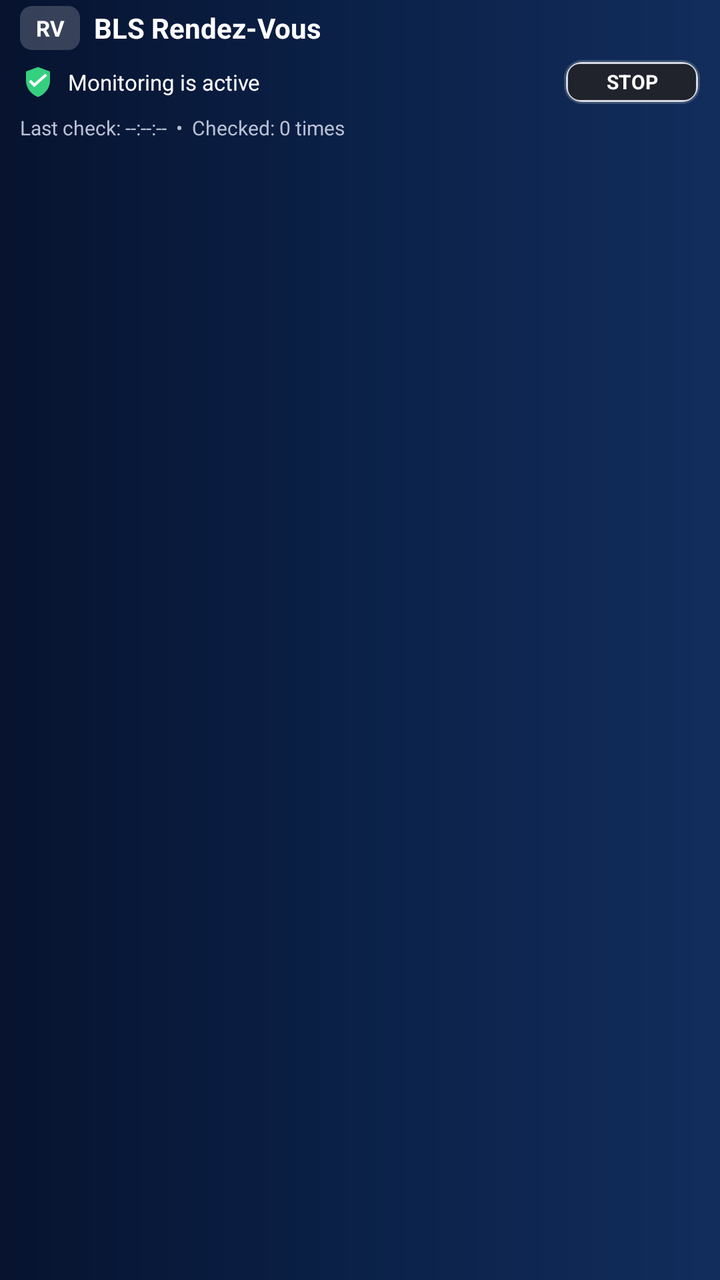
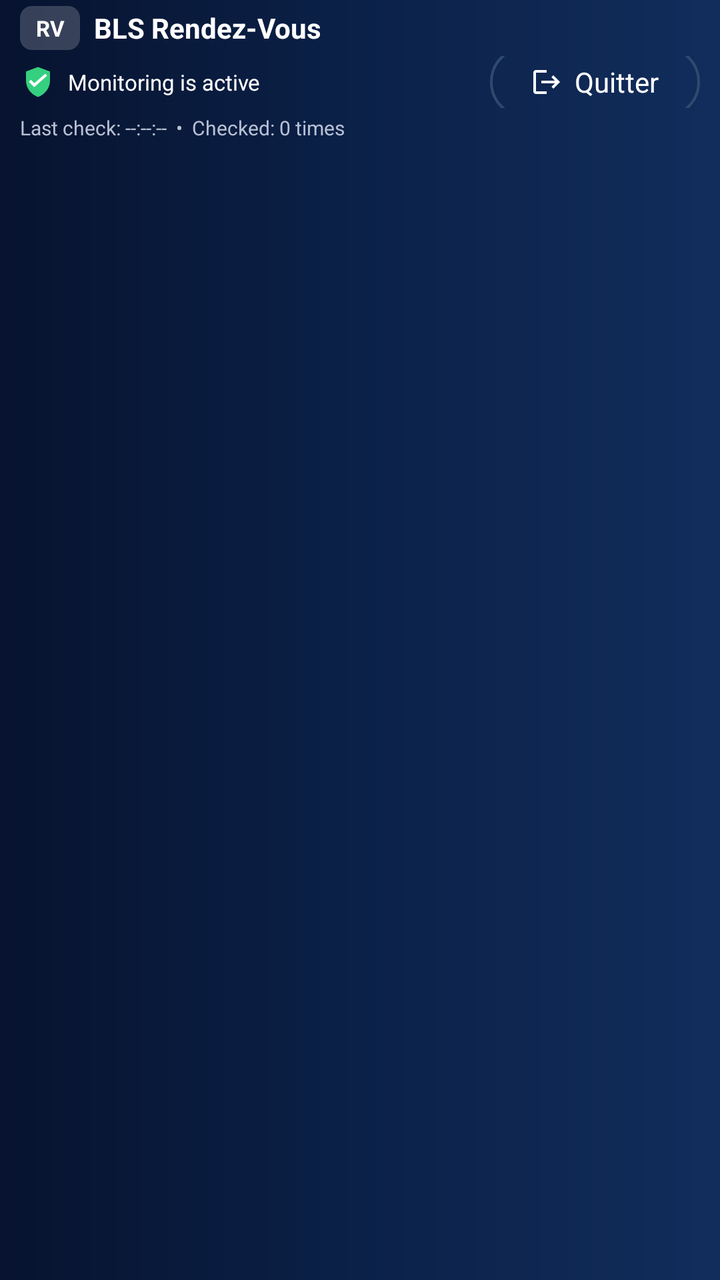

Screens rendered from an Android XML layout before and after an edit, with the pre-edit source and the edit as a unified diff.
<!-- AndroidManifest.xml: application theme android:Theme.Material.Light.NoActionBar -->
<!-- res/layout/notification_monitoring.xml -->
<?xml version="1.0" encoding="utf-8"?>
<LinearLayout
    xmlns:android="http://schemas.android.com/apk/res/android"
    android:layout_width="match_parent"
    android:layout_height="80dp"
    android:orientation="vertical"
    android:background="@drawable/notification_header_bg"
    android:paddingStart="10dp"
    android:paddingEnd="10dp">

    
    <LinearLayout
        android:layout_width="match_parent"
        android:layout_height="28dp"
        android:orientation="horizontal"
        android:gravity="center_vertical">

        
        <TextView
            android:id="@+id/notification_rv"
            android:layout_width="30dp"
            android:layout_height="22dp"
            android:gravity="center"
            android:text="RV"
            android:textColor="#FFFFFF"
            android:textSize="11sp"
            android:textStyle="bold"
            android:background="@drawable/notification_rv_bg" />

        
        <TextView
            android:id="@+id/notification_title"
            android:layout_width="wrap_content"
            android:layout_height="match_parent"
            android:paddingStart="7dp"
            android:gravity="center_vertical"
            android:text="BLS Rendez-Vous"
            android:textColor="#FFFFFF"
            android:textSize="14sp"
            android:textStyle="bold"
            android:maxLines="1" />

    </LinearLayout>


    
    <LinearLayout
        android:layout_width="match_parent"
        android:layout_height="26dp"
        android:orientation="horizontal"
        android:gravity="center_vertical">

        
        <ImageView
            android:layout_width="18dp"
            android:layout_height="18dp"
            android:src="@drawable/ic_monitoring_shield"
            android:contentDescription="@null" />

        
        <TextView
            android:id="@+id/notification_description"
            android:layout_width="0dp"
            android:layout_height="match_parent"
            android:layout_weight="1"
            android:paddingStart="6dp"
            android:gravity="center_vertical"
            android:text="Monitoring is active"
            android:textColor="#FFFFFF"
            android:textSize="11sp"
            android:maxLines="1" />

        
        <TextView
            android:id="@+id/notification_stop"
            android:layout_width="68dp"
            android:layout_height="22dp"
            android:layout_marginStart="8dp"
            android:gravity="center"
            android:text="STOP"
            android:textColor="#FFFFFF"
            android:textSize="10sp"
            android:textStyle="bold"
            android:background="@drawable/notification_stop_bg" />

    </LinearLayout>


    
    <TextView
        android:id="@+id/notification_info"
        android:layout_width="match_parent"
        android:layout_height="20dp"
        android:gravity="center_vertical"
        android:text="Last check: --:--:--  •  Checked: 0 times"
        android:textColor="#B8C0D4"
        android:textSize="10sp"
        android:maxLines="1" />

</LinearLayout>
<!-- resources referenced by this layout -->
<resources>
  <!-- drawable ic_monitoring_shield (drawable) -->
  <?xml version="1.0" encoding="utf-8"?>
  <vector
      xmlns:android="http://schemas.android.com/apk/res/android"
      android:width="18dp"
      android:height="18dp"
      android:viewportWidth="24"
      android:viewportHeight="24">
  
      
      <path
          android:fillColor="#35D07F"
          android:pathData="M12,2
                            L20,5
                            L20,11
                            C20,16 16.8,20.2 12,22
                            C7.2,20.2 4,16 4,11
                            L4,5
                            Z" />
  
      
      <path
          android:fillColor="#FFFFFF"
          android:pathData="M9.5,12.8
                            L7.2,10.5
                            L5.9,11.8
                            L9.5,15.4
                            L18.1,7.8
                            L16.8,6.5
                            Z" />
  
  </vector>
  <!-- drawable notification_header_bg (drawable) -->
  <?xml version="1.0" encoding="utf-8"?>
  <shape
      xmlns:android="http://schemas.android.com/apk/res/android"
      android:shape="rectangle">
  
      <gradient
          android:type="linear"
          android:angle="0"
          android:startColor="#07132F"
          android:centerColor="#0B2148"
          android:endColor="#122D5C" />
  
  </shape>
  <!-- drawable notification_rv_bg (drawable) -->
  <?xml version="1.0" encoding="utf-8"?>
  <shape
      xmlns:android="http://schemas.android.com/apk/res/android"
      android:shape="rectangle">
  
      <solid
          android:color="#30FFFFFF" />
  
      <corners
          android:radius="6dp" />
  
  </shape>
  <!-- drawable notification_stop_bg (drawable) -->
  <?xml version="1.0" encoding="utf-8"?>
  <layer-list
      xmlns:android="http://schemas.android.com/apk/res/android">
  
      
      <item>
          <shape android:shape="rectangle">
  
              <solid
                  android:color="#66798596" />
  
              <corners
                  android:radius="9dp" />
  
          </shape>
      </item>
  
      
      <item
          android:left="1dp"
          android:top="1dp"
          android:right="1dp"
          android:bottom="1dp">
  
          <shape android:shape="rectangle">
  
              <solid
                  android:color="#D5DAE3" />
  
              <corners
                  android:radius="8dp" />
  
          </shape>
      </item>
  
      
      <item
          android:left="2dp"
          android:top="2dp"
          android:right="2dp"
          android:bottom="2dp">
  
          <shape android:shape="rectangle">
  
              <solid
                  android:color="#20222C" />
  
              <corners
                  android:radius="6dp" />
  
          </shape>
      </item>
  
  </layer-list>
</resources>

<!-- the commit's change to res/layout/notification_monitoring.xml (unified diff, before → after) -->
@@ -71,17 +71,35 @@
             android:maxLines="1" />
 
         
-        <TextView
-            android:id="@+id/notification_stop"
-            android:layout_width="68dp"
-            android:layout_height="22dp"
+        <LinearLayout
+            android:id="@+id/btnQuitter"
+            android:layout_width="105dp"
+            android:layout_height="36dp"
             android:layout_marginStart="8dp"
+            android:orientation="horizontal"
             android:gravity="center"
-            android:text="STOP"
-            android:textColor="#FFFFFF"
-            android:textSize="10sp"
-            android:textStyle="bold"
-            android:background="@drawable/notification_stop_bg" />
+            android:background="@drawable/bg_btn_quitter"
+            android:clickable="true"
+            android:focusable="true">
+
+            
+            <ImageView
+                android:layout_width="16dp"
+                android:layout_height="16dp"
+                android:src="@drawable/ic_logout"
+                android:contentDescription="@null" />
+
+            
+            <TextView
+                android:layout_width="wrap_content"
+                android:layout_height="wrap_content"
+                android:layout_marginStart="6dp"
+                android:text="Quitter"
+                android:textColor="#FFFFFF"
+                android:textSize="14sp"
+                android:gravity="center" />
+
+        </LinearLayout>
 
     </LinearLayout>
 
<!-- resource entries referenced after the edit -->
@@ -1,5 +1,31 @@
 <!-- resources referenced by this layout -->
 <resources>
+  <!-- drawable bg_btn_quitter (drawable) -->
+  <shape xmlns:android="http://schemas.android.com/apk/res/android"
+      android:shape="rectangle">
+  
+      <solid android:color="@android:color/transparent" />
+  
+      <stroke
+          android:width="1.2dp"
+          android:color="#2F4A6E" />
+  
+      <corners android:radius="50dp" />
+  
+  </shape>
+  <!-- drawable ic_logout (drawable) -->
+  <vector xmlns:android="http://schemas.android.com/apk/res/android"
+      android:width="20dp"
+      android:height="20dp"
+      android:viewportWidth="24"
+      android:viewportHeight="24"
+      android:tint="#FFFFFF">
+  
+      <path
+          android:fillColor="@android:color/white"
+          android:pathData="M17,7l-1.41,1.41L18.17,11H8v2h10.17l-2.58,2.58L17,17l5,-5zM4,5h8V3H4c-1.1,0 -2,0.9 -2,2v14c0,1.1 0.9,2 2,2h8v-2H4V5z" />
+  
+  </vector>
   <!-- drawable ic_monitoring_shield (drawable) -->
   <?xml version="1.0" encoding="utf-8"?>
   <vector
@@ -59,60 +85,5 @@
           android:radius="6dp" />
   
   </shape>
-  <!-- drawable notification_stop_bg (drawable) -->
-  <?xml version="1.0" encoding="utf-8"?>
-  <layer-list
-      xmlns:android="http://schemas.android.com/apk/res/android">
-  
-      
-      <item>
-          <shape android:shape="rectangle">
-  
-              <solid
-                  android:color="#66798596" />
-  
-              <corners
-                  android:radius="9dp" />
-  
-          </shape>
-      </item>
-  
-      
-      <item
-          android:left="1dp"
-          android:top="1dp"
-          android:right="1dp"
-          android:bottom="1dp">
-  
-          <shape android:shape="rectangle">
-  
-              <solid
-                  android:color="#D5DAE3" />
-  
-              <corners
-                  android:radius="8dp" />
-  
-          </shape>
-      </item>
-  
-      
-      <item
-          android:left="2dp"
-          android:top="2dp"
-          android:right="2dp"
-          android:bottom="2dp">
-  
-          <shape android:shape="rectangle">
-  
-              <solid
-                  android:color="#20222C" />
-  
-              <corners
-                  android:radius="6dp" />
-  
-          </shape>
-      </item>
-  
-  </layer-list>
 </resources>
 
